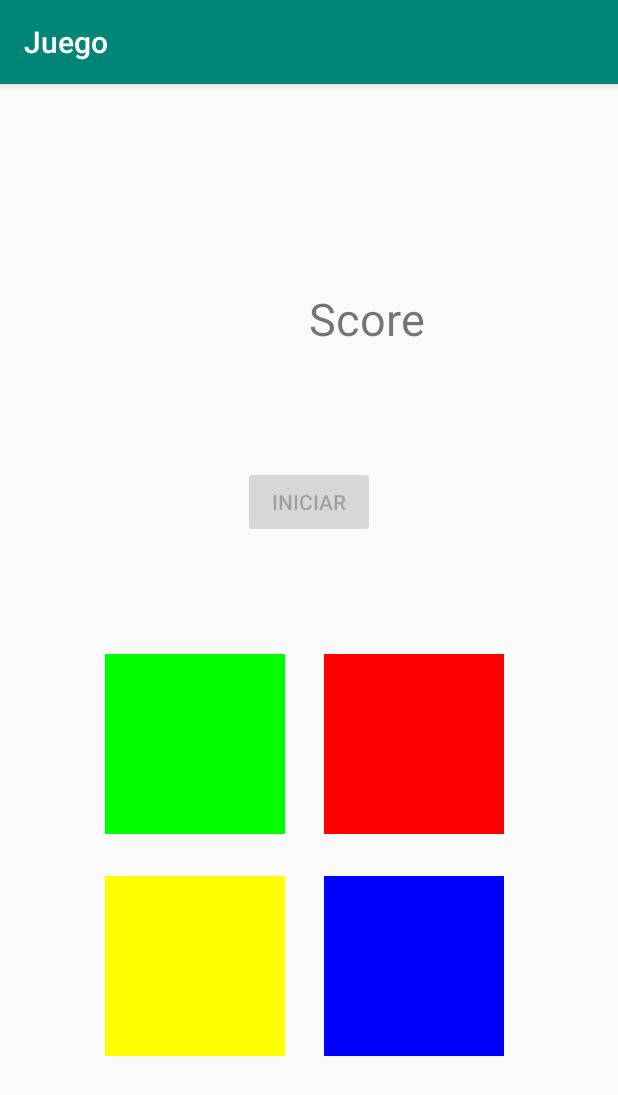
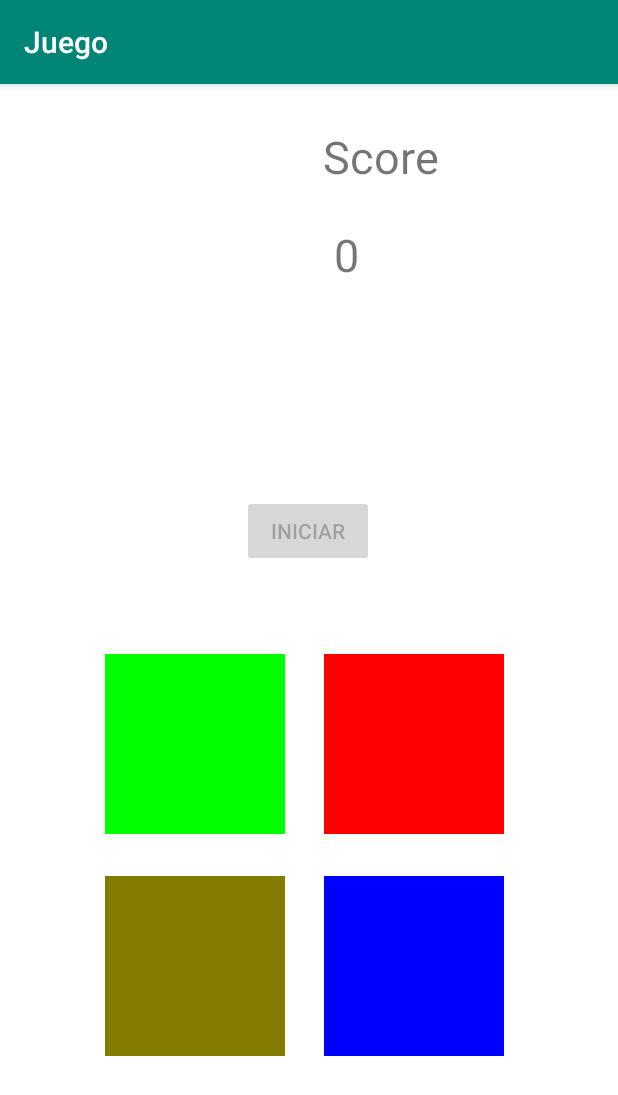
Before and after one commit to LuisGC01/Juego, an Android app: the InterfazJuego screen opened directly, with no data from a screen before it, after a tap on "INICIAR", on a phone screen of 412 x 824 dp. Shown: the top 1095 px of the screen. Run offline under Robolectric (Android 15) with nearby library versions, the phone set to English and light mode, and no system bars.

Commit message:
Ya funciona el juego

```diff
--- a/app/src/main/java/com/example/juego/InterfazJuego.java
+++ b/app/src/main/java/com/example/juego/InterfazJuego.java
@@ -4,6 +4,7 @@ import android.content.Intent;
 import android.graphics.Color;
 import android.media.MediaPlayer;
 import android.os.CountDownTimer;
+import android.support.constraint.ConstraintLayout;
 import android.support.v7.app.AppCompatActivity;
 import android.os.Bundle;
 import android.util.Log;
@@ -33,6 +34,7 @@ public class InterfazJuego extends AppCompatActivity {
     MediaPlayer sRo;
     MediaPlayer sAz;
     MediaPlayer sVe;
+    ConstraintLayout layFondo;
 
 
     @Override
@@ -40,7 +42,8 @@ public class InterfazJuego extends AppCompatActivity {
         super.onCreate(savedInstanceState);
         setContentView(R.layout.activity_interfaz_juego);
 
-        Bundle d= getIntent().getExtras();
+        layFondo=(ConstraintLayout)findViewById(R.id.layFondo);
+        Bundle d = getIntent().getExtras();
         btnIniciar = (Button) findViewById(R.id.btnIniciar);
         lAmarillo = (ImageView) findViewById(R.id.lAmarillo);
         lRojo = (ImageView) findViewById(R.id.lRojo);
@@ -49,36 +52,36 @@ public class InterfazJuego extends AppCompatActivity {
         cNombre = (TextView) findViewById(R.id.lNombre);
         lPuntaje = (TextView) findViewById(R.id.lPuntaje);
         colorearBotones();
-        score=0;
+        score = 0;
         g = new ArrayList<Integer>();
-        k = g.size();
-        sAm=MediaPlayer.create(this, R.raw.c4);
-        sRo=MediaPlayer.create(this, R.raw.c2);
-        sAz=MediaPlayer.create(this, R.raw.c3);
-        sVe=MediaPlayer.create(this, R.raw.c1);
-        String s =getIntent().getStringExtra("n");
+        sAm = MediaPlayer.create(this, R.raw.c4);
+        sRo = MediaPlayer.create(this, R.raw.c2);
+        sAz = MediaPlayer.create(this, R.raw.c3);
+        sVe = MediaPlayer.create(this, R.raw.c1);
+        String s = getIntent().getStringExtra("n");
         cNombre.setText(s);
         btnIniciar.setOnClickListener(new View.OnClickListener() {
 
             @Override
             public void onClick(View v) {
+                layFondo.setBackgroundColor(Color.WHITE);
                 btnIniciar.setEnabled(false);
                 lVerde.setEnabled(true);
                 lRojo.setEnabled(true);
                 lAzul.setEnabled(true);
                 lAmarillo.setEnabled(true);
                 h = new ArrayList<Integer>();
-                /*int l=0;
-                if(g.size()<1){
-                    l=generarAleatorios();
-                }else{
-                    do{
-                        l=generarAleatorios();
-                    }while (g.get(g.size()-1)==l);
+                int l = 0;
+                if (g.size() < 1) {
+                    l = generarAleatorios();
+                } else {
+                    do {
+                        l = generarAleatorios();
+                    } while (g.get(g.size() - 1) == l);
                 }
-                Log.e("n",""+l);
                 g.add(l);
-                lPuntaje.setText(""+score);
+                lPuntaje.setText("" + score);
+
                 new CountDownTimer(2000, 2000 / g.size()) {
                     int c = 0;
 
@@ -102,9 +105,6 @@ public class InterfazJuego extends AppCompatActivity {
                     @Override
                     public void onFinish() {
                         colorearBotones();
-                        btnIniciar.setEnabled(true);
-                    }
-                }.start();*/
                         new CountDownTimer(2000, 1) {
 
                             @Override
@@ -144,19 +144,26 @@ public class InterfazJuego extends AppCompatActivity {
                             public void onFinish() {
                                 btnIniciar.setEnabled(true);
                                 colorearBotones();
+
                                 lVerde.setEnabled(false);
                                 lRojo.setEnabled(false);
                                 lAzul.setEnabled(false);
                                 lAmarillo.setEnabled(false);
-
-
+                                if (h.size() == g.size() && h.equals(g)) {
+                                    score++;
+                                    lPuntaje.setText("" + score);
+                                }else{
+                                    score=0;
+                                    lPuntaje.setText("Has Fallado");
+                                    h = new ArrayList<Integer>();
+                                    g = new ArrayList<Integer>();
+                                    layFondo.setBackgroundColor(Color.rgb(239,127,26));
+                                }
+                                btnIniciar.setEnabled(true);
                             }
                         }.start();
-
-
-
-
-                score++;
+                    }
+                }.start();
             }
         });
 
--- a/app/src/main/java/com/example/juego/MainActivity.java
+++ b/app/src/main/java/com/example/juego/MainActivity.java
@@ -21,8 +21,11 @@ public class MainActivity extends AppCompatActivity {
             @Override
             public void onClick(View v) {
                 Intent i = new Intent(getBaseContext(),InterfazJuego.class);
-                i.putExtra("n",cNombre.getText().toString());
-                startActivity(i);
+                if(!cNombre.getText().toString().isEmpty()){
+                    i.putExtra("n",cNombre.getText().toString());
+                    startActivity(i);
+                }
+
             }
         });
     }
--- a/app/src/main/res/layout/activity_interfaz_juego.xml
+++ b/app/src/main/res/layout/activity_interfaz_juego.xml
@@ -2,6 +2,7 @@
 <android.support.constraint.ConstraintLayout xmlns:android="http://schemas.android.com/apk/res/android"
     xmlns:app="http://schemas.android.com/apk/res-auto"
     xmlns:tools="http://schemas.android.com/tools"
+    android:id="@+id/layFondo"
     android:layout_width="match_parent"
     android:layout_height="match_parent"
     tools:context=".InterfazJuego">
@@ -12,37 +13,47 @@
         android:layout_height="wrap_content"
         android:layout_marginStart="16dp"
         android:layout_marginLeft="16dp"
-        android:layout_marginTop="136dp"
+        android:layout_marginTop="104dp"
+        android:layout_marginBottom="8dp"
         android:textSize="30sp"
+        app:layout_constraintBottom_toTopOf="@+id/btnIniciar"
         app:layout_constraintStart_toStartOf="parent"
-        app:layout_constraintTop_toTopOf="parent" />
+        app:layout_constraintTop_toTopOf="parent"
+        app:layout_constraintVertical_bias="0.0" />
 
     <TextView
         android:id="@+id/lScore"
         android:layout_width="wrap_content"
-        android:layout_height="wrap_content"
+        android:layout_height="41dp"
         android:layout_marginStart="8dp"
         android:layout_marginLeft="8dp"
-        android:layout_marginTop="136dp"
+        android:layout_marginTop="28dp"
         android:layout_marginEnd="8dp"
         android:layout_marginRight="8dp"
         android:text="Score"
         android:textSize="30sp"
-        app:layout_constraintEnd_toStartOf="@+id/lPuntaje"
-        app:layout_constraintHorizontal_bias="0.785"
+        app:layout_constraintEnd_toEndOf="parent"
+        app:layout_constraintHorizontal_bias="0.39"
         app:layout_constraintStart_toEndOf="@+id/lNombre"
         app:layout_constraintTop_toTopOf="parent" />
 
     <TextView
         android:id="@+id/lPuntaje"
-        android:layout_width="87dp"
-        android:layout_height="wrap_content"
-        android:layout_marginTop="136dp"
+        android:layout_width="162dp"
+        android:layout_height="39dp"
+        android:layout_marginStart="8dp"
+        android:layout_marginLeft="8dp"
+        android:layout_marginTop="24dp"
         android:layout_marginEnd="16dp"
         android:layout_marginRight="16dp"
+        android:layout_marginBottom="8dp"
         android:textSize="30sp"
+        app:layout_constraintBottom_toTopOf="@+id/btnIniciar"
         app:layout_constraintEnd_toEndOf="parent"
-        app:layout_constraintTop_toTopOf="parent" />
+        app:layout_constraintHorizontal_bias="0.876"
+        app:layout_constraintStart_toEndOf="@+id/lNombre"
+        app:layout_constraintTop_toBottomOf="@+id/lScore"
+        app:layout_constraintVertical_bias="0.0" />
 
     <ImageView
         android:id="@+id/iVerde"
@@ -50,6 +61,7 @@
         android:layout_height="120dp"
         android:layout_marginStart="8dp"
         android:layout_marginLeft="8dp"
+        android:layout_marginTop="8dp"
         android:layout_marginEnd="8dp"
         android:layout_marginRight="8dp"
         android:layout_marginBottom="28dp"
@@ -57,7 +69,9 @@
         app:layout_constraintBottom_toTopOf="@+id/lAmarillo"
         app:layout_constraintEnd_toStartOf="@+id/lRojo"
         app:layout_constraintHorizontal_bias="0.772"
-        app:layout_constraintStart_toStartOf="parent" />
+        app:layout_constraintStart_toStartOf="parent"
+        app:layout_constraintTop_toBottomOf="@+id/btnIniciar"
+        app:layout_constraintVertical_bias="1.0" />
 
     <ImageView
         android:id="@+id/lAzul"
@@ -109,6 +123,8 @@
         android:text="Iniciar"
         app:layout_constraintBottom_toTopOf="@+id/lRojo"
         app:layout_constraintEnd_toEndOf="parent"
+        app:layout_constraintHorizontal_bias="0.498"
         app:layout_constraintStart_toStartOf="parent"
-        app:layout_constraintTop_toBottomOf="@+id/lScore" />
+        app:layout_constraintTop_toBottomOf="@+id/lScore"
+        app:layout_constraintVertical_bias="0.797" />
 </android.support.constraint.ConstraintLayout>
```
Lines whose indentation alone changed are shown as unchanged.
